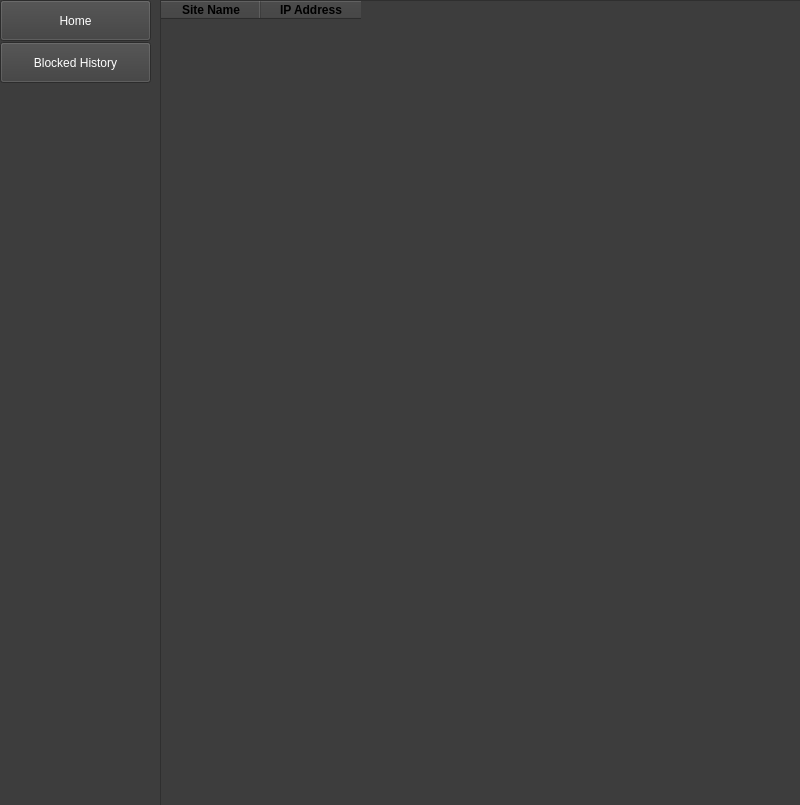
Qt form ui/blockedhistory.ui (HowePersonal/DistractionBlocker) before a commit.
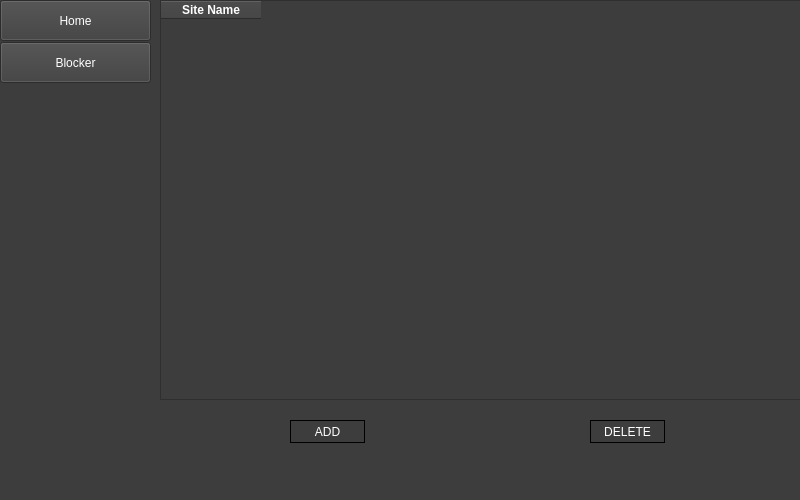
The same form after that commit.

Commit message: Implemented add and remove button alongside their associated function with the table rows for frontend interface.

```diff
--- a/ui/blockedhistory.ui
+++ b/ui/blockedhistory.ui
@@ -7,7 +7,7 @@
     <x>0</x>
     <y>0</y>
     <width>800</width>
-    <height>805</height>
+    <height>500</height>
    </rect>
   </property>
   <property name="windowTitle">
@@ -22,9 +22,29 @@
      <x>160</x>
      <y>0</y>
      <width>641</width>
-     <height>811</height>
+     <height>400</height>
     </rect>
    </property>
+   <property name="autoFillBackground">
+    <bool>false</bool>
+   </property>
+   <property name="styleSheet">
+    <string notr="true">QTableWidget {
+	
+}
+
+QHeaderView::section {
+	background-color: rgb(61,61,61);
+	color: white;
+}
+
+QTableWidget::item {
+	color: white;
+}</string>
+   </property>
+   <property name="alternatingRowColors">
+    <bool>false</bool>
+   </property>
    <column>
     <property name="text">
      <string>Site Name</string>
@@ -36,17 +56,6 @@
      </font>
     </property>
    </column>
-   <column>
-    <property name="text">
-     <string>IP Address</string>
-    </property>
-    <property name="font">
-     <font>
-      <weight>75</weight>
-      <bold>true</bold>
-     </font>
-    </property>
-   </column>
   </widget>
   <widget class="QPushButton" name="btn_blockedHistory">
    <property name="geometry">
@@ -63,7 +72,7 @@
 border-bottom: 2px solid white;</string>
    </property>
    <property name="text">
-    <string>Blocked History</string>
+    <string>Blocker</string>
    </property>
   </widget>
   <widget class="QPushButton" name="btn_home">
@@ -84,6 +93,42 @@
     <string>Home</string>
    </property>
   </widget>
+  <widget class="QPushButton" name="btn_add">
+   <property name="geometry">
+    <rect>
+     <x>290</x>
+     <y>420</y>
+     <width>75</width>
+     <height>23</height>
+    </rect>
+   </property>
+   <property name="styleSheet">
+    <string notr="true">color: white;
+font: 75 10pt &quot;MS Shell Dlg 2&quot;;
+border: 1px solid black;</string>
+   </property>
+   <property name="text">
+    <string>ADD</string>
+   </property>
+  </widget>
+  <widget class="QPushButton" name="btn_delete">
+   <property name="geometry">
+    <rect>
+     <x>590</x>
+     <y>420</y>
+     <width>75</width>
+     <height>23</height>
+    </rect>
+   </property>
+   <property name="styleSheet">
+    <string notr="true">color: white;
+font: 75 10pt &quot;MS Shell Dlg 2&quot;;
+border: 1px solid black;</string>
+   </property>
+   <property name="text">
+    <string>DELETE</string>
+   </property>
+  </widget>
  </widget>
  <resources/>
  <connections/>
```
Left out of the diff: 3 changed lines with no effect on the pictures. The commit also changes 3 other files.
